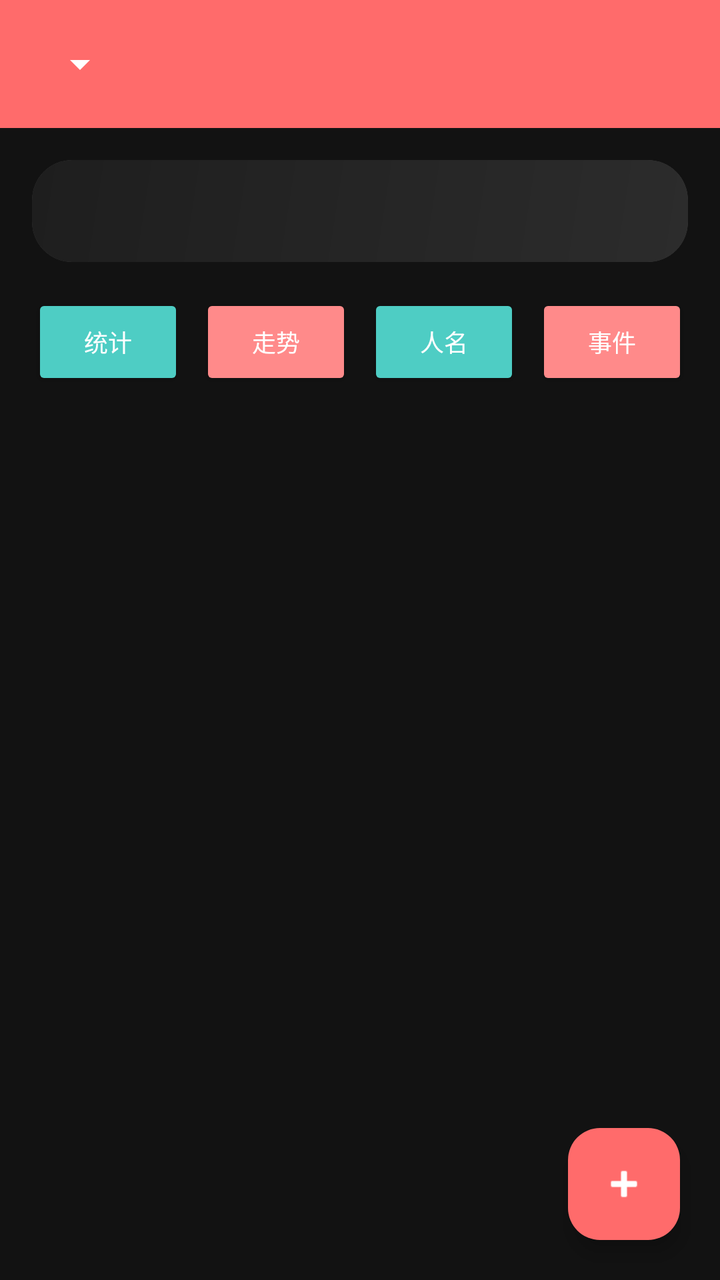
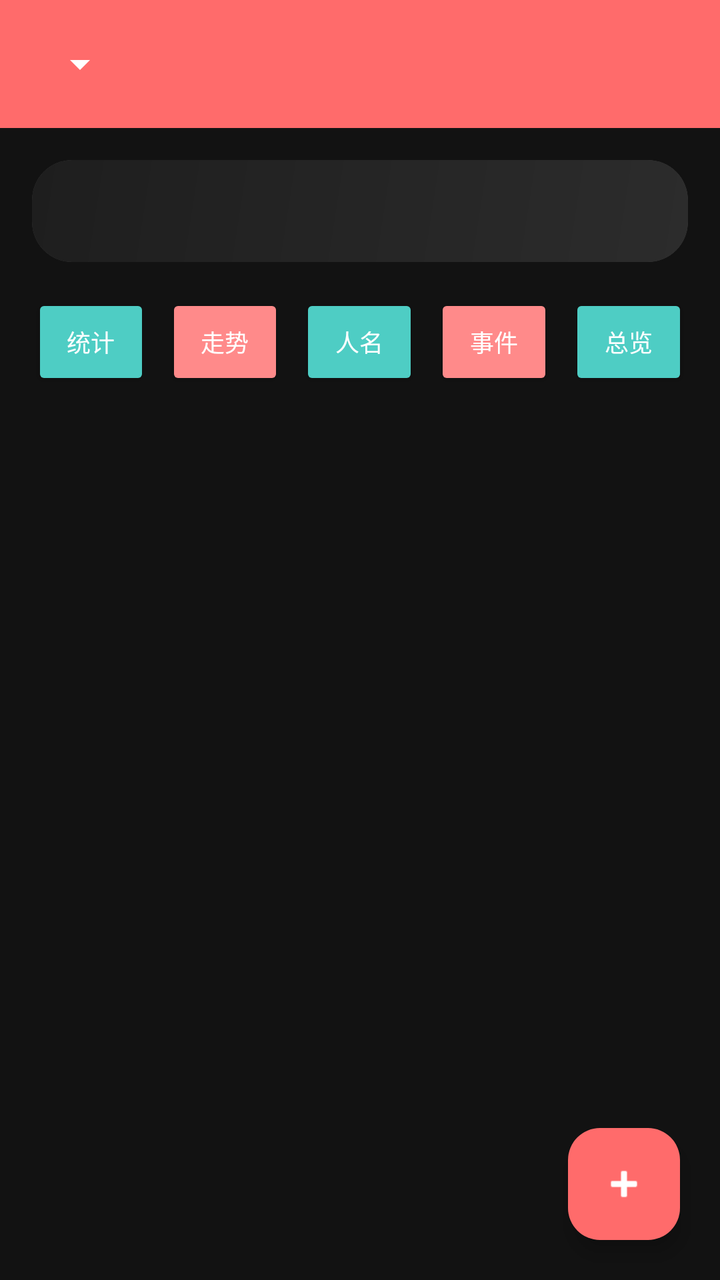

An Android layout rendered at two revisions. The XML below is the earlier revision; the diff shows what the commit changed to produce the second picture.
<!-- AndroidManifest.xml: application theme Theme.FinancialManagement -->
<!-- res/layout/activity_main.xml -->
<?xml version="1.0" encoding="utf-8"?>
<LinearLayout xmlns:android="http://schemas.android.com/apk/res/android"
    xmlns:app="http://schemas.android.com/apk/res-auto"
    android:layout_width="match_parent"
    android:layout_height="match_parent"
    android:orientation="vertical"
    android:background="@color/light_gray">

    <com.google.android.material.appbar.MaterialToolbar
        android:id="@+id/toolbar"
        android:layout_width="match_parent"
        android:layout_height="?attr/actionBarSize"
        android:background="@color/primary">

        <Spinner
            android:id="@+id/spinner_project"
            android:layout_width="wrap_content"
            android:layout_height="wrap_content"
            android:backgroundTint="@color/white" />
    </com.google.android.material.appbar.MaterialToolbar>

    <LinearLayout
        android:layout_width="match_parent"
        android:layout_height="wrap_content"
        android:orientation="horizontal"
        android:padding="16dp"
        android:gravity="center_vertical">

        <androidx.cardview.widget.CardView
            android:layout_width="0dp"
            android:layout_height="wrap_content"
            android:layout_weight="1"
            app:cardCornerRadius="20dp"
            app:cardElevation="0dp"
            android:background="@drawable/bg_summary">

            <LinearLayout
                android:layout_width="match_parent"
                android:layout_height="wrap_content"
                android:orientation="vertical"
                android:padding="16dp"
                android:background="@drawable/bg_summary">

                <TextView
                    android:id="@+id/tv_summary"
                    android:layout_width="match_parent"
                    android:layout_height="wrap_content"
                    android:textSize="14sp"
                    android:textColor="@color/on_surface"
                    android:lineSpacingMultiplier="1.3"
                    android:textStyle="bold" />
            </LinearLayout>
        </androidx.cardview.widget.CardView>
    </LinearLayout>

    <LinearLayout
        android:layout_width="match_parent"
        android:layout_height="wrap_content"
        android:orientation="horizontal"
        android:paddingHorizontal="16dp"
        android:paddingBottom="8dp"
        android:gravity="center">

        <Button
            android:id="@+id/btn_statistics"
            android:layout_width="0dp"
            android:layout_height="wrap_content"
            android:layout_weight="1"
            android:text="@string/statistics"
            android:textSize="12sp"
            android:backgroundTint="@color/accent"
            android:textColor="@color/white" />

        <Button
            android:id="@+id/btn_chart"
            android:layout_width="0dp"
            android:layout_height="wrap_content"
            android:layout_weight="1"
            android:layout_marginStart="8dp"
            android:text="@string/chart_analysis"
            android:textSize="12sp"
            android:backgroundTint="@color/primary_light"
            android:textColor="@color/white" />

        <Button
            android:id="@+id/btn_persons"
            android:layout_width="0dp"
            android:layout_height="wrap_content"
            android:layout_weight="1"
            android:layout_marginStart="8dp"
            android:text="@string/manage_persons"
            android:textSize="12sp"
            android:backgroundTint="@color/accent"
            android:textColor="@color/white" />

        <Button
            android:id="@+id/btn_events"
            android:layout_width="0dp"
            android:layout_height="wrap_content"
            android:layout_weight="1"
            android:layout_marginStart="8dp"
            android:text="@string/manage_events"
            android:textSize="12sp"
            android:backgroundTint="@color/primary_light"
            android:textColor="@color/white" />
    </LinearLayout>

    <androidx.recyclerview.widget.RecyclerView
        android:id="@+id/recycler_view"
        android:layout_width="match_parent"
        android:layout_height="0dp"
        android:layout_weight="1"
        android:padding="12dp"
        android:clipToPadding="false" />

    <TextView
        android:id="@+id/tv_empty"
        android:layout_width="match_parent"
        android:layout_height="0dp"
        android:layout_weight="1"
        android:gravity="center"
        android:text="暂无记录"
        android:textSize="16sp"
        android:textColor="@color/gray"
        android:visibility="gone" />

    <com.google.android.material.floatingactionbutton.FloatingActionButton
        android:id="@+id/fab_add"
        android:layout_width="wrap_content"
        android:layout_height="wrap_content"
        android:layout_gravity="end"
        android:layout_margin="20dp"
        android:src="@android:drawable/ic_input_add"
        app:backgroundTint="@color/primary"
        app:tint="@color/white"
        app:elevation="6dp" />

</LinearLayout>
<!-- resources referenced by this layout -->
<resources>
  <color name="accent">#4ECDC4</color>
  <color name="gray">#FF9E9E9E</color>
  <color name="light_gray">#FF121212</color>
  <color name="on_surface">#FFFFFFFF</color>
  <color name="primary">#FF6B6B</color>
  <color name="primary_light">#FF8A8A</color>
  <color name="white">#FFFFFFFF</color>
  <!-- drawable bg_summary (drawable) -->
  <?xml version="1.0" encoding="utf-8"?>
  <shape xmlns:android="http://schemas.android.com/apk/res/android"
      android:shape="rectangle">
      <corners android:radius="20dp" />
      <gradient
          android:startColor="#FF2C2C2C"
          android:endColor="#FF1E1E1E"
          android:angle="135" />
  </shape>
  <string name="chart_analysis">走势</string>
  <string name="manage_events">事件</string>
  <string name="manage_persons">人名</string>
  <string name="statistics">统计</string>
  <style name="Theme.FinancialManagement" parent="Theme.Material3.Dark.NoActionBar">
          <item name="colorPrimary">@color/primary</item>
          <item name="colorPrimaryVariant">@color/primary_dark</item>
          <item name="colorOnPrimary">@color/white</item>
          <item name="colorSecondary">@color/accent</item>
          <item name="colorSecondaryVariant">@color/accent_dark</item>
          <item name="colorOnSecondary">@color/white</item>
          <item name="android:statusBarColor">@color/bg_top</item>
          <item name="android:windowBackground">@color/light_gray</item>
          <item name="materialButtonStyle">@style/Widget.Financial.Button</item>
          <item name="floatingActionButtonStyle">@style/Widget.Financial.FAB</item>
          <item name="android:textColorPrimary">@color/on_surface</item>
          <item name="android:textColorSecondary">@color/on_surface_secondary</item>
          <item name="colorSurface">@color/surface</item>
          <item name="colorOnSurface">@color/on_surface</item>
      </style>
  <color name="primary_dark">#E85555</color>
  <color name="accent_dark">#3DBBB3</color>
  <color name="bg_top">#FF1E1E1E</color>
  <style name="Widget.Financial.Button" parent="Widget.Material3.Button">
          <item name="cornerRadius">24dp</item>
          <item name="android:textAllCaps">false</item>
          <item name="android:textStyle">bold</item>
          <item name="android:textColor">@color/white</item>
      </style>
  <style name="Widget.Financial.FAB" parent="Widget.Material3.FloatingActionButton.Primary">
          <item name="backgroundTint">@color/primary</item>
          <item name="tint">@color/white</item>
      </style>
  <color name="on_surface_secondary">#FFB0B0B0</color>
  <color name="surface">#FF1E1E1E</color>
</resources>

<!-- the commit's change to res/layout/activity_main.xml (unified diff, before → after) -->
@@ -103,6 +103,17 @@
             android:textSize="12sp"
             android:backgroundTint="@color/primary_light"
             android:textColor="@color/white" />
+
+        <Button
+            android:id="@+id/btn_overview"
+            android:layout_width="0dp"
+            android:layout_height="wrap_content"
+            android:layout_weight="1"
+            android:layout_marginStart="8dp"
+            android:text="总览"
+            android:textSize="12sp"
+            android:backgroundTint="@color/accent"
+            android:textColor="@color/white" />
     </LinearLayout>
 
     <androidx.recyclerview.widget.RecyclerView
